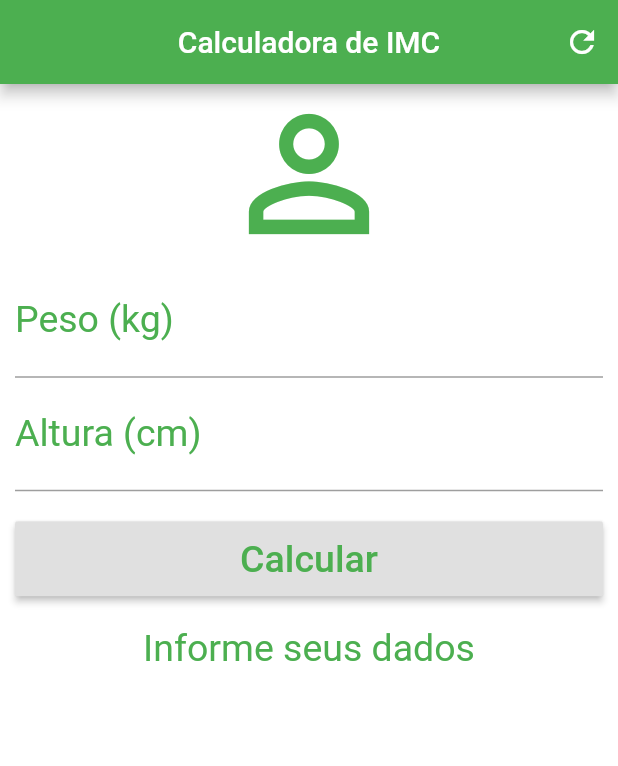
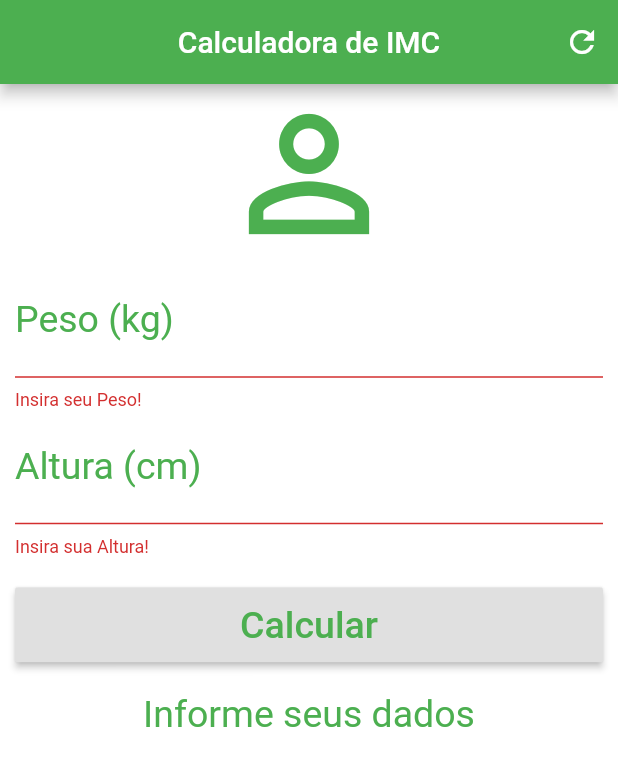
Before and after one commit to virginiadev9/Dart, a Flutter app: the screen it shows after launch, after a tap on "Calcular", on a phone screen of 412 x 824 dp. Shown: the top 766 px of the screen. Run offline on Flutter 3.47's test engine with Material 2 defaults, Android fonts, the phone set to English and light mode, and no system bars.

Commit message:
finalizando segunda app

```diff
--- a/Sobre-Fluter/calculadoraimc/lib/main.dart
+++ b/Sobre-Fluter/calculadoraimc/lib/main.dart
@@ -17,40 +17,40 @@ class _HomeState extends State<Home> {
   TextEditingController heightControler = TextEditingController();
   String _infoText = "Informe seus dados";
 
-  void _resetFields(){
+  GlobalKey<FormState> _formKey = GlobalKey<FormState>();
+
+  void _resetFields() {
+    weightControler.text = "";
+    heightControler.text =
+        ""; //não precisa dar setState nos controles pq apartir do momente que informo que eles sao controladores eles ja tem setSate
     setState(() {
-      weightControler.text="";
-      heightControler.text="";
       _infoText = "Informe seus dados";
+      _formKey = GlobalKey<FormState>();    // ADICIONE ESTA LINHA!
+
     });
   }
 
-  void _calculate(){
+  void _calculate() {
     setState(() {
       double weight = double.parse(weightControler.text);
-      double height = double.parse(heightControler.text)/100;
-      double imc = weight/(height*height);
-      if(imc<18.6){
-        _infoText="Abaixo do peso(${imc.toStringAsPrecision(2)})";
-      }
-      else if(imc >=18.6 && imc <24.9) {
+      double height = double.parse(heightControler.text) / 100;
+      double imc = weight / (height * height);
+      if (imc < 18.6) {
+        _infoText = "Abaixo do peso(${imc.toStringAsPrecision(2)})";
+      } else if (imc >= 18.6 && imc < 24.9) {
         _infoText = "Peso Ideal(${imc.toStringAsPrecision(2)})";
-      }
-      else if(imc >=24.9 && imc <29.9){
-        _infoText="Levemente acima do peso(${imc.toStringAsPrecision(2)})";
-      }
-      else if(imc >=29.9 && imc <34.9){
-        _infoText="Obesidade Grau 1(${imc.toStringAsPrecision(2)})";
-      }
-      else if(imc >=34.9 && imc <29.9){
-        _infoText="Obesidade Grau 2(${imc.toStringAsPrecision(2)})";
-      }
-      else if(imc>=40){
-        _infoText="Obesidade  Grau 3(${imc.toStringAsPrecision(2)})";
+      } else if (imc >= 24.9 && imc < 29.9) {
+        _infoText = "Levemente acima do peso!(${imc.toStringAsPrecision(2)})";
+      } else if (imc >= 29.9 && imc < 34.9) {
+        _infoText = "Obesidade Grau 1(${imc.toStringAsPrecision(2)})";
+      } else if (imc >= 34.9 && imc < 29.9) {
+        _infoText = "Obesidade Grau 2(${imc.toStringAsPrecision(2)})";
+      } else if (imc >= 40) {
+        _infoText = "Obesidade  Grau 3(${imc.toStringAsPrecision(2)})";
       }
     });
+  }
 
-  }
   @override
   Widget build(BuildContext context) {
     return Scaffold(
@@ -68,6 +68,8 @@ class _HomeState extends State<Home> {
         backgroundColor: Colors.white,
         body: SingleChildScrollView(
           padding: EdgeInsets.fromLTRB(10.0, 0.0, 10.0, 0.0),
+          child: Form(
+            key: _formKey,
             child: Column(
               crossAxisAlignment: CrossAxisAlignment.stretch,
               children: <Widget>[
@@ -76,7 +78,7 @@ class _HomeState extends State<Home> {
                   size: 120.0,
                   color: Colors.green,
                 ),
-              TextField(
+                TextFormField(
                   keyboardType: TextInputType.number,
                   decoration: InputDecoration(
                       labelText: "Peso (kg)",
@@ -84,8 +86,13 @@ class _HomeState extends State<Home> {
                   textAlign: TextAlign.center,
                   style: TextStyle(color: Colors.green, fontSize: 25.0),
                   controller: weightControler,
+                  validator: (value) {
+                    if (value.isEmpty) {
+                      return "Insira seu Peso!";
+                    }
+                  },
                 ),
-              TextField(
+                TextFormField(
                   keyboardType: TextInputType.number,
                   decoration: InputDecoration(
                       labelText: "Altura (cm)",
@@ -93,13 +100,22 @@ class _HomeState extends State<Home> {
                   textAlign: TextAlign.center,
                   style: TextStyle(color: Colors.green, fontSize: 25.0),
                   controller: heightControler,
+                  validator: (value) {
+                    if (value.isEmpty) {
+                      return "Insira sua Altura!";
+                    }
+                  },
                 ),
                 Padding(
                   padding: EdgeInsets.only(top: 20.0, bottom: 20.0),
                   child: Container(
                     height: 50.0,
                     child: RaisedButton(
-                    onPressed: _calculate,
+                      onPressed: (){
+                        if(_formKey.currentState.validate()){
+                          _calculate();
+                        }
+                      },
                       child: Text(
                         "Calcular",
                         style: TextStyle(color: Colors.green, fontSize: 25.0),
@@ -114,6 +130,7 @@ class _HomeState extends State<Home> {
                 )
               ],
             ),
+          ),
         )); //um widget que facilita a vida para colocar outros widget do material designer
   }
 }
```
Lines whose indentation alone changed are shown as unchanged.
